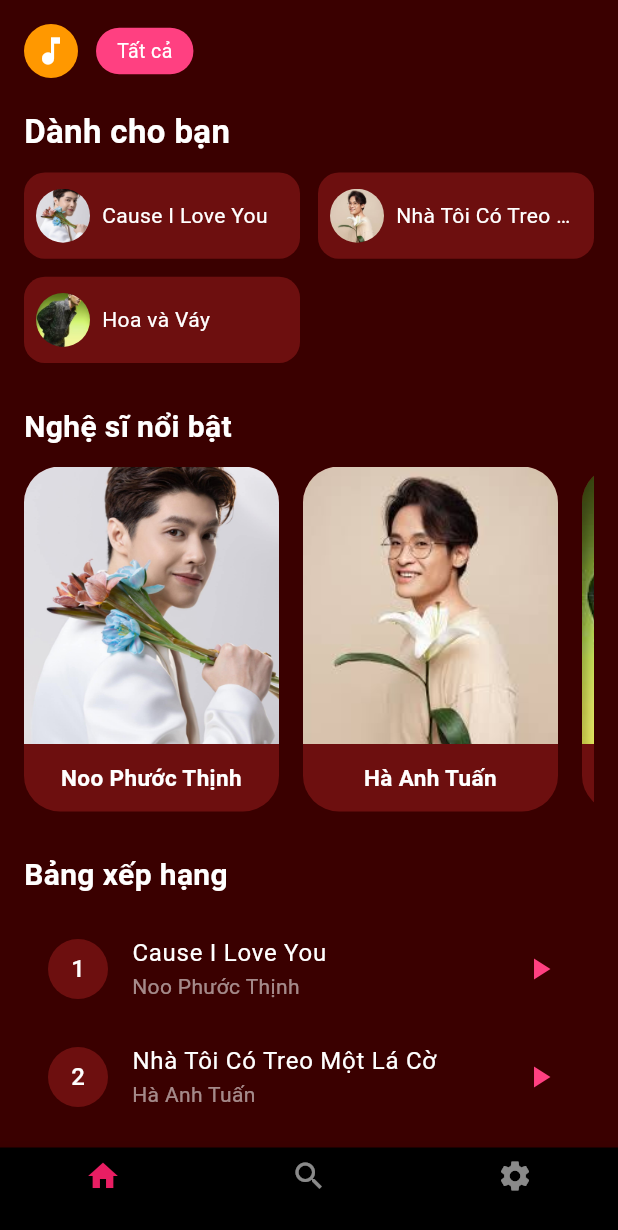
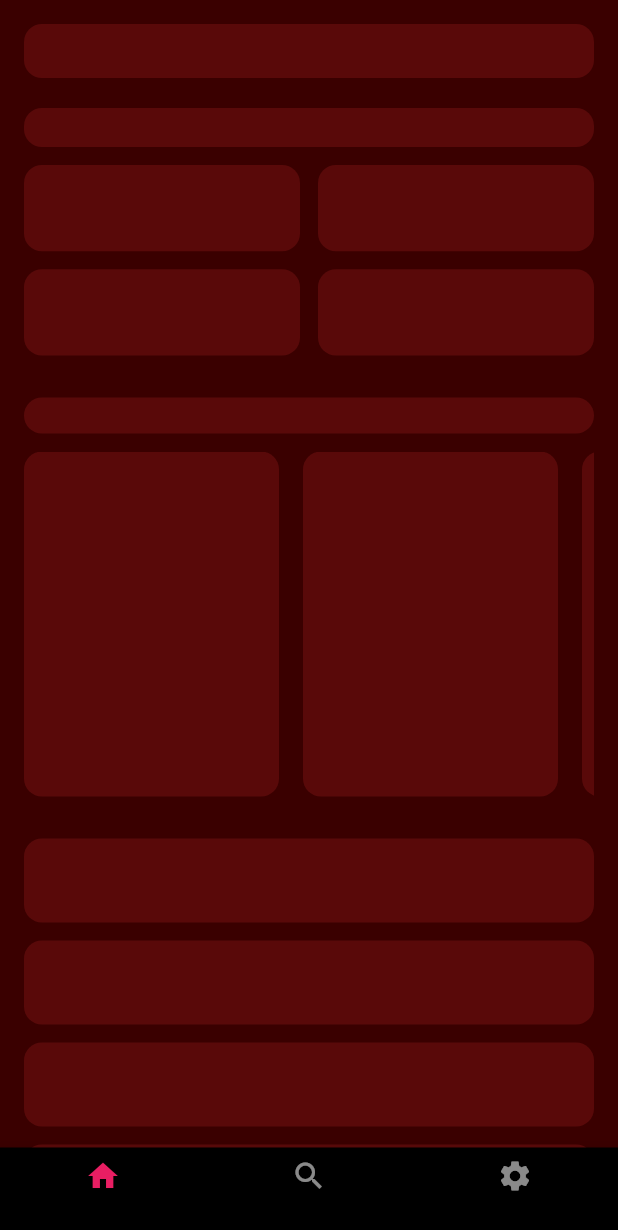
Before and after one commit to Ngocquyen111/TAQ-MUSIC, a Flutter app: the MainScreen screen opened directly, on a phone screen of 412 x 824 dp. Shown: the top 1230 px of the screen. Run offline on Flutter 3.47's test engine with Material 3 defaults, Android fonts, the phone set to English and light mode, and no system bars; our stand-ins replace audioplayers, cloud_firestore, firebase_auth, firebase_core, google_sign_in, image_picker and 1 more; accounts and stored records are empty.

Commit message:
update trang home va fix trang thong bao

```diff
--- a/lib/screens/home/home_screen.dart
+++ b/lib/screens/home/home_screen.dart
@@ -1,3 +1,4 @@
+import 'dart:async';
 import 'package:flutter/material.dart';
 import '../../theme/app_colors.dart';
 import '../../services/music_service.dart';
@@ -14,6 +15,8 @@ class HomeScreen extends StatefulWidget {
 
 class _HomeScreenState extends State<HomeScreen> {
   final MusicService _musicService = MusicService();
+
+  bool _isLoading = true;
 
   // ================== DATA ==================
 
@@ -56,15 +59,25 @@ class _HomeScreenState extends State<HomeScreen> {
     },
   ];
 
-  // ================== PLAYER ==================
+  // ================== INIT ==================
 
   @override
   void initState() {
     super.initState();
+
     _musicService.onPlayerStateChanged.listen((_) {
       if (mounted) setState(() {});
     });
+
+    // giả lập loading khi login vào home
+    Future.delayed(const Duration(seconds: 2), () {
+      if (mounted) {
+        setState(() => _isLoading = false);
       }
+    });
+  }
+
+  // ================== PLAYER ==================
 
   void _playSong(Song song) async {
     await _musicService.play(song.filePath);
@@ -81,10 +94,17 @@ class _HomeScreenState extends State<HomeScreen> {
   @override
   Widget build(BuildContext context) {
     return SafeArea(
-      child: ListView(
+      child: _isLoading ? _buildSkeleton() : _buildContent(),
+    );
+  }
+
+  // ================== REAL CONTENT ==================
+
+  Widget _buildContent() {
+    return ListView(
       padding: const EdgeInsets.all(16),
       children: [
-          // ================= HEADER =================
+        // HEADER
         Row(
           children: [
             InkWell(
@@ -121,7 +141,7 @@ class _HomeScreenState extends State<HomeScreen> {
 
         const SizedBox(height: 12),
 
-          // ================= MINI SONGS =================
+        // MINI SONGS
         GridView.builder(
           shrinkWrap: true,
           physics: const NeverScrollableScrollPhysics(),
@@ -139,7 +159,6 @@ class _HomeScreenState extends State<HomeScreen> {
 
         const SizedBox(height: 28),
 
-          // ================= ARTISTS =================
         const Text(
           "Nghệ sĩ nổi bật",
           style: TextStyle(
@@ -159,7 +178,6 @@ class _HomeScreenState extends State<HomeScreen> {
             separatorBuilder: (_, __) => const SizedBox(width: 16),
             itemBuilder: (context, index) {
               final artist = _artists[index];
-
               return InkWell(
                 borderRadius: BorderRadius.circular(24),
                 onTap: () {
@@ -215,9 +233,8 @@ class _HomeScreenState extends State<HomeScreen> {
 
         const SizedBox(height: 28),
 
-          // ================= RANKING =================
         const Text(
-            "Bảng xếp hạng",
+          "Danh sách bài hát",
           style: TextStyle(
             color: Colors.white,
             fontSize: 20,
@@ -236,11 +253,78 @@ class _HomeScreenState extends State<HomeScreen> {
           },
         ),
       ],
+    );
+  }
+
+  // ================== SKELETON ==================
+
+  Widget _buildSkeleton() {
+    return ListView(
+      padding: const EdgeInsets.all(16),
+      children: [
+        _skeletonBox(height: 36, width: 120),
+        const SizedBox(height: 20),
+
+        _skeletonBox(height: 26, width: 160),
+        const SizedBox(height: 12),
+
+        GridView.builder(
+          shrinkWrap: true,
+          physics: const NeverScrollableScrollPhysics(),
+          itemCount: 4,
+          gridDelegate: const SliverGridDelegateWithFixedCrossAxisCount(
+            crossAxisCount: 2,
+            crossAxisSpacing: 12,
+            mainAxisSpacing: 12,
+            childAspectRatio: 3.2,
+          ),
+          itemBuilder: (_, __) => _skeletonBox(height: 50),
+        ),
+
+        const SizedBox(height: 28),
+
+        _skeletonBox(height: 24, width: 180),
+        const SizedBox(height: 12),
+
+        SizedBox(
+          height: 230,
+          child: ListView.separated(
+            scrollDirection: Axis.horizontal,
+            itemCount: 3,
+            separatorBuilder: (_, __) => const SizedBox(width: 16),
+            itemBuilder: (_, __) => _skeletonBox(width: 170),
+          ),
+        ),
+
+        const SizedBox(height: 28),
+
+        ...List.generate(
+          4,
+              (_) => Padding(
+            padding: const EdgeInsets.only(bottom: 12),
+            child: _skeletonBox(height: 56),
+          ),
+        ),
+      ],
+    );
+  }
+
+  Widget _skeletonBox({double height = 20, double? width}) {
+    return AnimatedOpacity(
+      duration: const Duration(milliseconds: 600),
+      opacity: 0.6,
+      child: Container(
+        height: height,
+        width: width,
+        decoration: BoxDecoration(
+          color: AppColors.card,
+          borderRadius: BorderRadius.circular(12),
+        ),
       ),
     );
   }
 
-  // ================= COMPONENTS =================
+  // ================== COMPONENTS ==================
 
   Widget _chip(String text, {bool active = false}) {
     return Container(
@@ -256,7 +340,6 @@ class _HomeScreenState extends State<HomeScreen> {
     );
   }
 
-  // ✅ MINI ITEM – HIỂN THỊ ẢNH NGHỆ SĨ
   Widget _miniItem(Song song) {
     final isPlaying = _isPlaying(song.filePath);
 
@@ -280,13 +363,6 @@ class _HomeScreenState extends State<HomeScreen> {
                 width: 36,
                 height: 36,
                 fit: BoxFit.cover,
-                errorBuilder: (_, __, ___) {
-                  return const CircleAvatar(
-                    radius: 18,
-                    backgroundColor: Colors.pinkAccent,
-                    child: Icon(Icons.person, color: Colors.white),
-                  );
-                },
               ),
             ),
             const SizedBox(width: 8),
@@ -313,8 +389,7 @@ class _HomeScreenState extends State<HomeScreen> {
         backgroundColor: isPlaying ? Colors.pinkAccent : AppColors.card,
         child: Text('$index', style: const TextStyle(color: Colors.white)),
       ),
-      title:
-      Text(song.title, style: const TextStyle(color: Colors.white)),
+      title: Text(song.title, style: const TextStyle(color: Colors.white)),
       subtitle:
       Text(song.artist, style: const TextStyle(color: Colors.white54)),
       trailing: Icon(
--- a/lib/screens/notification/notification_screen.dart
+++ b/lib/screens/notification/notification_screen.dart
@@ -30,7 +30,7 @@ class NotificationScreen extends StatelessWidget {
           const SizedBox(height: 12),
 
           _notificationItem(
-            image: "assets/noti1.jpg",
+            image: "assets/images/noti/1.jpg",
             title: "Phát hành mới",
             desc:
             "The Lizards x Shanti Album mới của Toàn Shanti đã phát hành. Nghe ngay!",
@@ -39,7 +39,7 @@ class NotificationScreen extends StatelessWidget {
           const SizedBox(height: 16),
 
           _notificationItem(
-            image: "assets/noti2.jpg",
+            image: "assets/images/noti/2.jpg",
             title: "Playlist đã được",
             desc:
             "Mới phát hành cho những chuyến đi mùa hè cùng các bản hit nghe mãi.",
@@ -52,7 +52,7 @@ class NotificationScreen extends StatelessWidget {
           const SizedBox(height: 12),
 
           _notificationItem(
-            image: "assets/noti3.jpg",
+            image: "assets/images/noti/3.jpg",
             title: "Cập nhật nghệ sĩ",
             desc:
             "Toàn LALA vừa chia sẻ Album mới. Xem ngay để không bỏ lỡ!",
--- a/pubspec.yaml
+++ b/pubspec.yaml
@@ -19,6 +19,7 @@ dependencies:
   google_sign_in: ^6.2.1
   image_picker: ^1.0.7
   cloud_firestore: ^4.13.0
+  skeletonizer: ^1.1.1
 
 dev_dependencies:
   flutter_test:
```
Also changed, not shown: pubspec.lock, 1 other file. Lines whose indentation alone changed are shown as unchanged.
